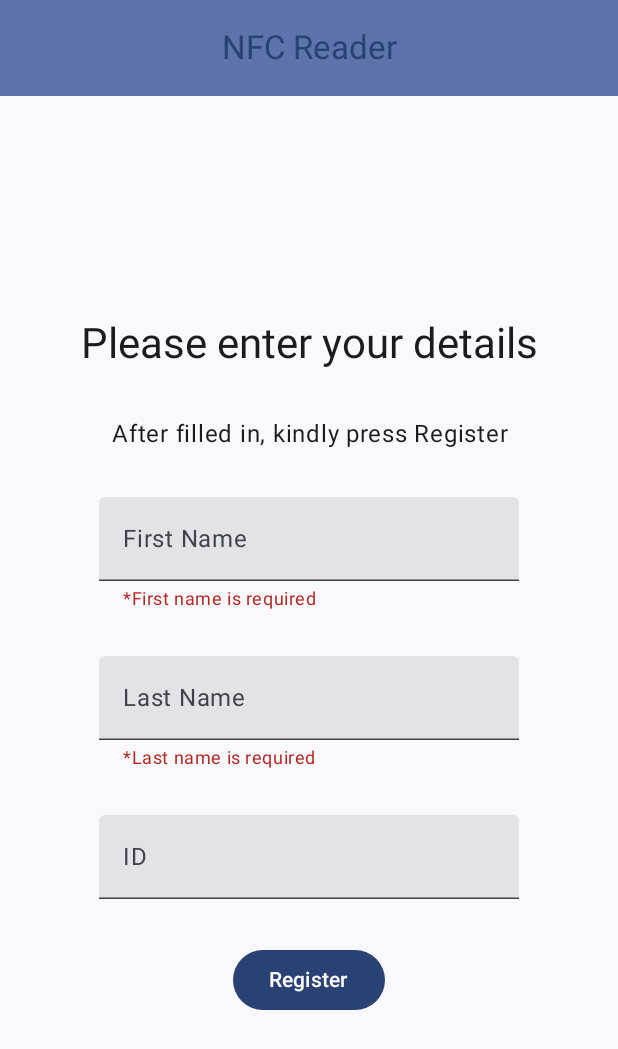
After one commit to kexin-wei-code-store/NFC-Reader, an Android app built with Jetpack Compose: the AttendeeRegisterUI screen opened through its navigation route, on a phone screen of 412 x 824 dp. The commit adds this screen. Shown: the top 1049 px of the screen. Run offline under Robolectric (Android 15) with nearby library versions, the phone set to English and light mode, and no system bars.

Commit message:
finish ui

```diff
--- a/app/build.gradle.kts
+++ b/app/build.gradle.kts
@@ -49,6 +49,8 @@ dependencies {
     implementation(libs.androidx.ui.graphics)
     implementation(libs.androidx.ui.tooling.preview)
     implementation(libs.androidx.material3)
+    implementation(libs.androidx.navigation.compose)
+
     testImplementation(libs.junit)
     androidTestImplementation(libs.androidx.junit)
     androidTestImplementation(libs.androidx.espresso.core)
--- a/app/src/main/java/com/igs/nfc_rw/MainActivity.kt
+++ b/app/src/main/java/com/igs/nfc_rw/MainActivity.kt
@@ -11,10 +11,11 @@ import androidx.compose.foundation.layout.Arrangement
 import androidx.compose.foundation.layout.Box
 import androidx.compose.foundation.layout.Column
 import androidx.compose.foundation.layout.fillMaxSize
+import androidx.compose.foundation.layout.padding
 import androidx.compose.material3.CenterAlignedTopAppBar
 import androidx.compose.material3.ExperimentalMaterial3Api
 import androidx.compose.material3.MaterialTheme
-import androidx.compose.material3.Surface
+import androidx.compose.material3.Scaffold
 import androidx.compose.material3.Text
 import androidx.compose.material3.TopAppBarDefaults
 import androidx.compose.runtime.Composable
@@ -23,7 +24,7 @@ import androidx.compose.ui.res.stringResource
 import androidx.compose.ui.tooling.preview.Preview
 import com.igs.nfc_rw.data.NFCReader
 import com.igs.nfc_rw.ui.ExpandableCard
-import com.igs.nfc_rw.ui.WelcomeUI
+import com.igs.nfc_rw.ui.NavContainer
 import com.igs.nfc_rw.ui.theme.NFCReaderTheme
 import com.igs.nfc_rw.utils.Logger
 
@@ -36,15 +37,19 @@ class MainActivity : ComponentActivity() {
     @SuppressLint("UnsafeIntentLaunch")
     override fun onCreate(savedInstanceState: Bundle?) {
         super.onCreate(savedInstanceState)
+        mNfcReader = NFCReader(this)
         setContent {
             NFCReaderTheme {
-                Surface(modifier = Modifier.fillMaxSize()) {
-                    NFCReaderApp()
+                Scaffold(modifier = Modifier.fillMaxSize()) { paddingValues ->
+                    mNfcReader?.let { nfcReader ->
+                        NFCReaderApp(
+                            modifier = Modifier.padding(paddingValues),
+                            nfcReader = nfcReader
+                        )
+                    }
                 }
             }
         }
-
-        mNfcReader = NFCReader(this)
 
         val handleNfcInitError: (String) -> Unit = { message ->
             Toast.makeText(this, message, Toast.LENGTH_LONG).show()
@@ -52,15 +57,15 @@ class MainActivity : ComponentActivity() {
             finish()
         }
 
-        mNfcReader?.isSupported()?.let {
-            if (!it)
-                handleNfcInitError("NFC is not available on this device")
-        }
-
-        mNfcReader?.isEnabled()?.let {
-            if (!it)
-                handleNfcInitError("NFC is not enabled on this device")
-        }
+//        mNfcReader?.isSupported()?.let {
+//            if (!it)
+//                handleNfcInitError("NFC is not available on this device")
+//        }
+//
+//        mNfcReader?.isEnabled()?.let {
+//            if (!it)
+//                handleNfcInitError("NFC is not enabled on this device")
+//        }
     }
 
 
@@ -83,21 +88,18 @@ class MainActivity : ComponentActivity() {
 
 }
 
-
-@Preview(showBackground = true)
 @Composable
-fun NFCReaderApp() {
+fun NFCReaderApp(modifier: Modifier = Modifier, nfcReader: NFCReader? = null) {
     Column(
-        modifier = Modifier
-            .fillMaxSize(),
+        modifier = modifier.fillMaxSize(),
         verticalArrangement = Arrangement.SpaceBetween
-
     ) {
         TopBar()
-        WelcomeUI()
+        NavContainer(nfcReader)
         BottomBar()
     }
 }
+
 
 @OptIn(ExperimentalMaterial3Api::class)
 @Composable
@@ -123,3 +125,16 @@ fun BottomBar() {
         ExpandableCard()
     }
 }
+
+
+@Preview(showBackground = true)
+@Composable
+fun NFCReaderAppPreview() {
+    NFCReaderTheme {
+        Scaffold(modifier = Modifier.fillMaxSize()) { paddingValues ->
+            NFCReaderApp(
+                modifier = Modifier.padding(paddingValues)
+            )
+        }
+    }
+}
--- a/app/src/main/java/com/igs/nfc_rw/data/NFCReader.kt
+++ b/app/src/main/java/com/igs/nfc_rw/data/NFCReader.kt
@@ -24,6 +24,7 @@ class NFCReader(private val activity: Activity) {
     private val mTechListsArray: Array<Array<String>>? = null
     var status: NFCStatus = NFCStatus.UNINITIALIZED
     private val loggerHead = "NFCReader"
+    var lastReadingTagId: String? = null
 
 
     init {
@@ -101,6 +102,8 @@ class NFCReader(private val activity: Activity) {
 
     private fun Tag.readTag() {
         Logger.d(loggerHead, "Tag ID: $id")
+        lastReadingTagId = id.toHexString()
+        /** left for debug
         val result = StringBuilder()
 
         for (tech in this.techList) {
@@ -115,8 +118,8 @@ class NFCReader(private val activity: Activity) {
         result.append(readMemory(mifareTag))
         }
         }
-
         Logger.d(loggerHead, result.toString())
+         **/
     }
 
     private fun readMemory(mifareTag: MifareClassic): String {
--- /dev/null
+++ b/app/src/main/java/com/igs/nfc_rw/ui/AttendeeRegisterUI.kt
@@ -0,0 +1,131 @@
+package com.igs.nfc_rw.ui
+
+import androidx.compose.foundation.layout.Arrangement
+import androidx.compose.foundation.layout.Column
+import androidx.compose.foundation.layout.fillMaxSize
+import androidx.compose.foundation.layout.padding
+import androidx.compose.material3.Button
+import androidx.compose.material3.MaterialTheme
+import androidx.compose.material3.Text
+import androidx.compose.material3.TextField
+import androidx.compose.runtime.Composable
+import androidx.compose.runtime.LaunchedEffect
+import androidx.compose.runtime.getValue
+import androidx.compose.runtime.mutableStateOf
+import androidx.compose.runtime.remember
+import androidx.compose.runtime.setValue
+import androidx.compose.ui.Alignment
+import androidx.compose.ui.Modifier
+import androidx.compose.ui.res.stringResource
+import androidx.compose.ui.text.style.TextAlign
+import androidx.compose.ui.tooling.preview.Preview
+import androidx.compose.ui.unit.dp
+import androidx.navigation.NavController
+import androidx.navigation.compose.rememberNavController
+import com.igs.nfc_rw.R
+import com.igs.nfc_rw.data.NFCReader
+import com.igs.nfc_rw.utils.Logger
+
+@Composable
+fun AttendeeRegisterUI(navController: NavController, nfcReader: NFCReader? = null) {
+    val padding = 30f.dp
+    val loggerHead = "AttendeeRegisterUI"
+    var firstName by remember { mutableStateOf("") }
+    var lastName by remember { mutableStateOf("") }
+    var id by remember { mutableStateOf(nfcReader?.lastReadingTagId ?: "") }
+    var firstNameError by remember { mutableStateOf(true) }
+    var lastNameError by remember { mutableStateOf(true) }
+
+    // Update ID when lastReadingTagId changes
+    if (nfcReader != null) {
+        LaunchedEffect(nfcReader.lastReadingTagId) {
+            id = nfcReader.lastReadingTagId ?: ""
+        }
+    }
+
+    Column(
+        modifier = Modifier.fillMaxSize(),
+        verticalArrangement = Arrangement.Center,
+        horizontalAlignment = Alignment.CenterHorizontally
+    ) {
+        Text(
+            modifier = Modifier.padding(top = padding),
+            text = stringResource(R.string.visitor_register_title),
+            style = MaterialTheme.typography.headlineMedium
+        )
+        Text(
+            modifier = Modifier.padding(top = padding),
+            text = stringResource(R.string.visitor_register_description),
+            textAlign = TextAlign.Center,
+        )
+
+        TextField(
+            modifier = Modifier.padding(top = padding),
+            value = firstName, onValueChange = {
+                firstName = it
+                firstNameError = it.isEmpty()
+            },
+            label = { Text("First Name") },
+            singleLine = true,
+            supportingText = {
+                if (firstNameError) {
+                    Text(
+                        text = "*First name is required",
+                        color = MaterialTheme.colorScheme.error,
+                        style = MaterialTheme.typography.bodySmall,
+                    )
+                }
+            }
+        )
+
+        TextField(
+            modifier = Modifier.padding(top = padding),
+            value = lastName, onValueChange = {
+                lastName = it
+                lastNameError = it.isEmpty()
+            },
+            label = { Text("Last Name") },
+            singleLine = true,
+            supportingText = {
+                if (lastNameError) {
+                    Text(
+                        text = "*Last name is required",
+                        color = MaterialTheme.colorScheme.error,
+                        style = MaterialTheme.typography.bodySmall,
+                    )
+                }
+            }
+        )
+
+        TextField(
+            modifier = Modifier.padding(top = padding),
+            value = id,
+            onValueChange = {},
+            readOnly = true,
+            label = { Text("ID") },
+            singleLine = true,
+        )
+
+        Button(
+            modifier = Modifier.padding(top = padding, bottom = padding),
+            onClick = {
+                Logger.d(loggerHead, "Button clicked")
+                firstNameError = firstName.isEmpty()
+                lastNameError = lastName.isEmpty()
+                if (firstNameError || lastNameError) return@Button
+//                TODO("validate fields and add to database")
+                navController.navigate(Routes.WELCOME_UI)
+            },
+        ) {
+            Text(stringResource(R.string.button_register))
+        }
+    }
+}
+
+@Preview(showBackground = true)
+@Composable
+fun AttendeeUI_Preview() {
+    AttendeeRegisterUI(
+        navController = rememberNavController()
+    )
+}
--- a/app/src/main/java/com/igs/nfc_rw/ui/ExpandableCard.kt
+++ b/app/src/main/java/com/igs/nfc_rw/ui/ExpandableCard.kt
@@ -34,7 +34,7 @@ import com.igs.nfc_rw.utils.Logger
 
 @Composable
 fun ExpandableCard() {
-    var expandedState by remember { mutableStateOf(true) }
+    var expandedState by remember { mutableStateOf(false) }
     val rotationState by animateFloatAsState(
         targetValue = if (expandedState) 180f else 0f
     )
--- /dev/null
+++ b/app/src/main/java/com/igs/nfc_rw/ui/NavContainer.kt
@@ -0,0 +1,22 @@
+package com.igs.nfc_rw.ui
+
+import androidx.compose.runtime.Composable
+import androidx.navigation.compose.NavHost
+import androidx.navigation.compose.composable
+import androidx.navigation.compose.rememberNavController
+import com.igs.nfc_rw.data.NFCReader
+
+@Composable
+fun NavContainer(nfcReader: NFCReader? = null) {
+    val navController = rememberNavController()
+    NavHost(
+        navController = navController,
+        startDestination = Routes.WELCOME_UI
+    ) {
+        composable(Routes.WELCOME_UI) { WelcomeUI(navController) }
+        composable(Routes.ATTENDEE_REGISTER_UI) { AttendeeRegisterUI(navController, nfcReader) }
+        composable(Routes.VISITOR_REGISTER_UI) { VisitorRegisterUi(navController) }
+        composable(Routes.VISITOR_LIST_UI) { VisitorListUI(navController) }
+
+    }
+}
--- a/app/src/main/java/com/igs/nfc_rw/ui/WelcomeUI.kt
+++ b/app/src/main/java/com/igs/nfc_rw/ui/WelcomeUI.kt
@@ -20,12 +20,15 @@ import androidx.compose.ui.text.font.FontWeight
 import androidx.compose.ui.tooling.preview.Preview
 import androidx.compose.ui.unit.dp
 import androidx.compose.ui.unit.sp
+import androidx.navigation.NavController
+import androidx.navigation.compose.rememberNavController
 import com.igs.nfc_rw.R
 import com.igs.nfc_rw.utils.Logger
 
 @Composable
-fun WelcomeUI() {
+fun WelcomeUI(navController: NavController) {
     val padding = 30f
+    val loggerHeader = "WelcomeUI"
     Box(
         modifier = Modifier
             .fillMaxWidth()
@@ -41,7 +44,7 @@ fun WelcomeUI() {
                 text = stringResource(R.string.greeting_igs),
                 fontWeight = FontWeight.Bold,
                 fontSize = 20.sp,
-                style = MaterialTheme.typography.bodyLarge,
+                style = MaterialTheme.typography.headlineLarge,
                 modifier = Modifier.padding(top = padding.dp)
             )
             Image(
@@ -50,21 +53,38 @@ fun WelcomeUI() {
                 contentDescription = "NFC Reading Icon",
             )
             Button(
-                onClick = ::onClickButton,
+                onClick = {
+                    Logger.d(loggerHeader, "Button clicked")
+                    navController.navigate(Routes.ATTENDEE_REGISTER_UI)
+                },
+            ) {
+                Text(stringResource(R.string.button_go_register_staff))
+            }
+
+            Button(
+                onClick = {
+                    Logger.d(loggerHeader, "Button clicked")
+                    navController.navigate(Routes.VISITOR_REGISTER_UI)
+                },
+            ) {
+                Text(stringResource(R.string.button_go_register_visitor))
+            }
+
+            Button(
+                onClick = {
+                    Logger.d(loggerHeader, "Button clicked")
+                    navController.navigate(Routes.VISITOR_LIST_UI)
+                },
                 modifier = Modifier.padding(bottom = padding.dp)
             ) {
-                Text(stringResource(R.string.button_register))
+                Text(stringResource(R.string.button_go_visitor_check_out))
             }
         }
     }
 }
 
-private fun onClickButton() {
-    Logger.d("MainActivity", "Button clicked")
-}
-
 @Preview(showBackground = true)
 @Composable
 fun NFCReaderUIPreview() {
-    WelcomeUI()
+    WelcomeUI(navController = rememberNavController())
 }
--- a/app/src/main/res/values/strings.xml
+++ b/app/src/main/res/values/strings.xml
@@ -11,5 +11,14 @@
     <string name="write_fail">Write failed</string>
     <string name="read_success">Read succeeded</string>
     <string name="read_fail">Read failed</string>
-    <string name="button_register">Register New Card</string>
+    <string name="button_go_register_staff">Register New Card</string>
+    <string name="button_go_register_visitor">Visitor Register</string>
+    <string name="button_go_visitor_check_out">Visitor Check Out</string>
+    <string name="button_go_home">Home</string>
+    <string name="button_register">Register</string>
+    <string name="staff_register_title">Please enter your details</string>
+    <string name="visitor_register_title">Please enter your details</string>
+    <string name="staff_register_description">Tab Your Work Badge\n ID will be displayed automatically</string>
+    <string name="visitor_register_description">After filled in, kindly press Register</string>
+
 </resources>
--- a/gradle/libs.versions.toml
+++ b/gradle/libs.versions.toml
@@ -7,7 +7,8 @@ junitVersion = "1.2.1"
 espressoCore = "3.6.1"
 lifecycleRuntimeKtx = "2.8.7"
 activityCompose = "1.10.1"
-composeBom = "2024.09.00"
+composeBom = "2025.04.00"
+nav_version = "2.8.9"
 
 [libraries]
 androidx-core-ktx = { group = "androidx.core", name = "core-ktx", version.ref = "coreKtx" }
@@ -24,6 +25,7 @@ androidx-ui-tooling-preview = { group = "androidx.compose.ui", name = "ui-toolin
 androidx-ui-test-manifest = { group = "androidx.compose.ui", name = "ui-test-manifest" }
 androidx-ui-test-junit4 = { group = "androidx.compose.ui", name = "ui-test-junit4" }
 androidx-material3 = { group = "androidx.compose.material3", name = "material3" }
+androidx-navigation-compose = { module = "androidx.navigation:navigation-compose", version.ref = "nav_version" }
 
 [plugins]
 android-application = { id = "com.android.application", version.ref = "agp" }
```
Also changed, not shown: app/src/main/java/com/igs/nfc_rw/ui/Routes.kt (added, +8 -0 lines), app/src/main/java/com/igs/nfc_rw/ui/VisitorListUI.kt (added, +107 -0 lines), app/src/main/java/com/igs/nfc_rw/ui/VisitorRegisterUi.kt (added, +109 -0 lines). Lines whose indentation alone changed are shown as unchanged.
